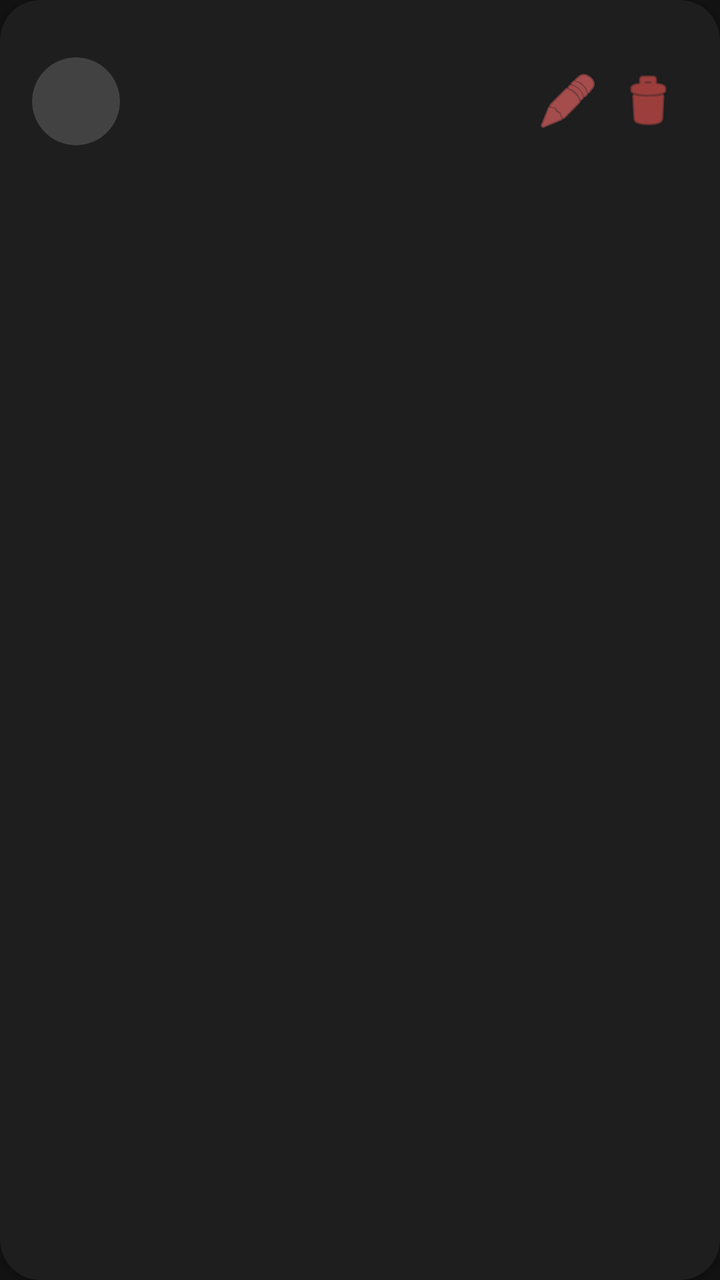
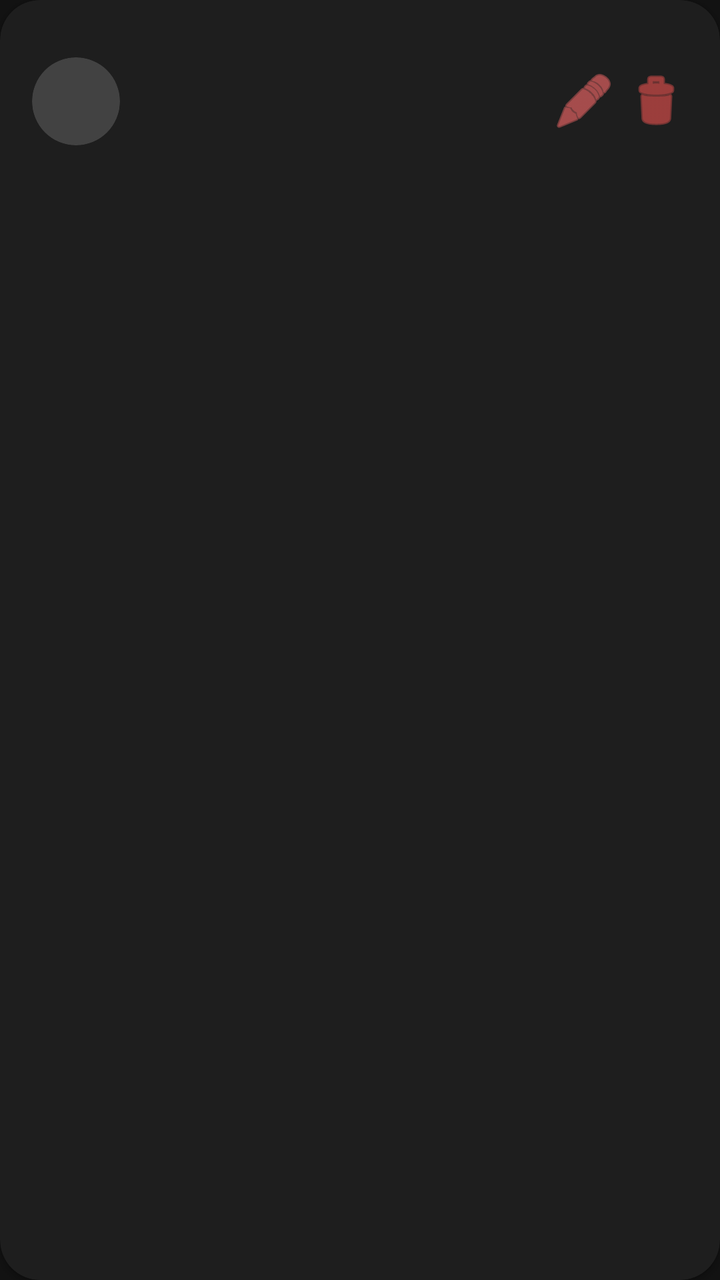

The first picture is an Android layout as it rendered before a commit; the second is the same layout after the commit. The layout source and the unified diff follow.
<!-- AndroidManifest.xml: application theme Theme.FinancialManagement -->
<!-- res/layout/item_transaction.xml -->
<?xml version="1.0" encoding="utf-8"?>
<androidx.cardview.widget.CardView xmlns:android="http://schemas.android.com/apk/res/android"
    xmlns:app="http://schemas.android.com/apk/res-auto"
    android:layout_width="match_parent"
    android:layout_height="wrap_content"
    android:layout_margin="8dp"
    app:cardCornerRadius="20dp"
    app:cardElevation="2dp"
    app:cardBackgroundColor="@color/surface">

    <LinearLayout
        android:layout_width="match_parent"
        android:layout_height="wrap_content"
        android:orientation="horizontal"
        android:padding="16dp"
        android:gravity="center_vertical">

        <androidx.cardview.widget.CardView
            android:layout_width="44dp"
            android:layout_height="44dp"
            app:cardCornerRadius="22dp"
            app:cardElevation="0dp">

            <ImageView
                android:id="@+id/iv_avatar"
                android:layout_width="match_parent"
                android:layout_height="match_parent"
                android:scaleType="centerCrop" />
        </androidx.cardview.widget.CardView>

        <LinearLayout
            android:layout_width="0dp"
            android:layout_height="wrap_content"
            android:layout_weight="1"
            android:layout_marginStart="12dp"
            android:orientation="vertical">

            <LinearLayout
                android:layout_width="match_parent"
                android:layout_height="wrap_content"
                android:orientation="horizontal"
                android:gravity="center_vertical">

                <TextView
                    android:id="@+id/tv_type"
                    android:layout_width="wrap_content"
                    android:layout_height="wrap_content"
                    android:textSize="11sp"
                    android:paddingHorizontal="10dp"
                    android:paddingVertical="4dp"
                    android:textColor="@color/white" />

                <TextView
                    android:id="@+id/tv_amount"
                    android:layout_width="wrap_content"
                    android:layout_height="wrap_content"
                    android:layout_marginStart="10dp"
                    android:textSize="18sp"
                    android:textStyle="bold" />
            </LinearLayout>

            <TextView
                android:id="@+id/tv_person_event"
                android:layout_width="wrap_content"
                android:layout_height="wrap_content"
                android:layout_marginTop="6dp"
                android:textSize="14sp"
                android:textColor="@color/on_surface" />

            <TextView
                android:id="@+id/tv_datetime"
                android:layout_width="wrap_content"
                android:layout_height="wrap_content"
                android:layout_marginTop="4dp"
                android:textSize="12sp"
                android:textColor="@color/gray" />
        </LinearLayout>

        <ImageButton
            android:id="@+id/btn_edit"
            android:layout_width="40dp"
            android:layout_height="40dp"
            android:background="?attr/selectableItemBackgroundBorderless"
            android:src="@android:drawable/ic_menu_edit"
            android:tint="@color/primary"
            android:contentDescription="@string/edit_record" />

        <ImageButton
            android:id="@+id/btn_delete"
            android:layout_width="40dp"
            android:layout_height="40dp"
            android:background="?attr/selectableItemBackgroundBorderless"
            android:src="@android:drawable/ic_menu_delete"
            android:tint="@color/expense_red"
            android:contentDescription="@string/delete" />
    </LinearLayout>

</androidx.cardview.widget.CardView>
<!-- resources referenced by this layout -->
<resources>
  <color name="expense_red">#FFEF5350</color>
  <color name="gray">#FF9E9E9E</color>
  <color name="on_surface">#FFFFFFFF</color>
  <color name="primary">#FF6B6B</color>
  <color name="surface">#FF1E1E1E</color>
  <color name="white">#FFFFFFFF</color>
  <string name="delete">删除</string>
  <string name="edit_record">编辑记录</string>
  <style name="Theme.FinancialManagement" parent="Theme.Material3.Dark.NoActionBar">
          <item name="colorPrimary">@color/primary</item>
          <item name="colorPrimaryVariant">@color/primary_dark</item>
          <item name="colorOnPrimary">@color/white</item>
          <item name="colorSecondary">@color/accent</item>
          <item name="colorSecondaryVariant">@color/accent_dark</item>
          <item name="colorOnSecondary">@color/white</item>
          <item name="android:statusBarColor">@color/bg_top</item>
          <item name="android:windowBackground">@color/light_gray</item>
          <item name="materialButtonStyle">@style/Widget.Financial.Button</item>
          <item name="floatingActionButtonStyle">@style/Widget.Financial.FAB</item>
          <item name="android:textColorPrimary">@color/on_surface</item>
          <item name="android:textColorSecondary">@color/on_surface_secondary</item>
          <item name="colorSurface">@color/surface</item>
          <item name="colorOnSurface">@color/on_surface</item>
      </style>
  <color name="primary_dark">#E85555</color>
  <color name="accent">#4ECDC4</color>
  <color name="accent_dark">#3DBBB3</color>
  <color name="bg_top">#FF1E1E1E</color>
  <color name="light_gray">#FF121212</color>
  <style name="Widget.Financial.Button" parent="Widget.Material3.Button">
          <item name="cornerRadius">24dp</item>
          <item name="android:textAllCaps">false</item>
          <item name="android:textStyle">bold</item>
          <item name="android:textColor">@color/white</item>
      </style>
  <style name="Widget.Financial.FAB" parent="Widget.Material3.FloatingActionButton.Primary">
          <item name="backgroundTint">@color/primary</item>
          <item name="tint">@color/white</item>
      </style>
  <color name="on_surface_secondary">#FFB0B0B0</color>
</resources>

<!-- the commit's change to res/layout/item_transaction.xml (unified diff, before → after) -->
@@ -78,8 +78,9 @@
 
         <ImageButton
             android:id="@+id/btn_edit"
-            android:layout_width="40dp"
-            android:layout_height="40dp"
+            android:layout_width="32dp"
+            android:layout_height="32dp"
+            android:padding="4dp"
             android:background="?attr/selectableItemBackgroundBorderless"
             android:src="@android:drawable/ic_menu_edit"
             android:tint="@color/primary"
@@ -87,8 +88,10 @@
 
         <ImageButton
             android:id="@+id/btn_delete"
-            android:layout_width="40dp"
-            android:layout_height="40dp"
+            android:layout_width="32dp"
+            android:layout_height="32dp"
+            android:padding="4dp"
+            android:layout_marginStart="4dp"
             android:background="?attr/selectableItemBackgroundBorderless"
             android:src="@android:drawable/ic_menu_delete"
             android:tint="@color/expense_red"
